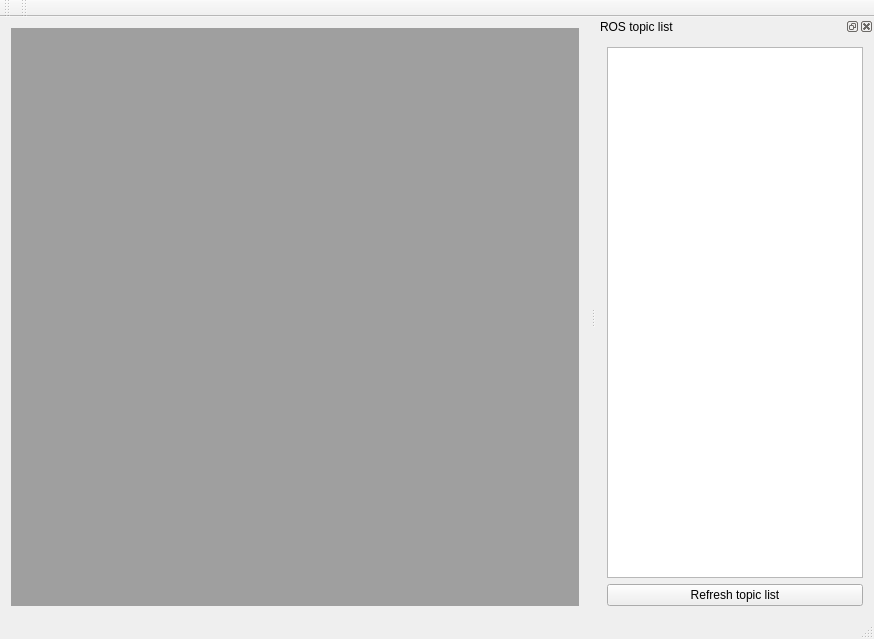
Before: the Qt Designer form ros/robocar-debug/robocar-debug/mainwindow.ui in rAum/auton_net, drawn with Qt 5.
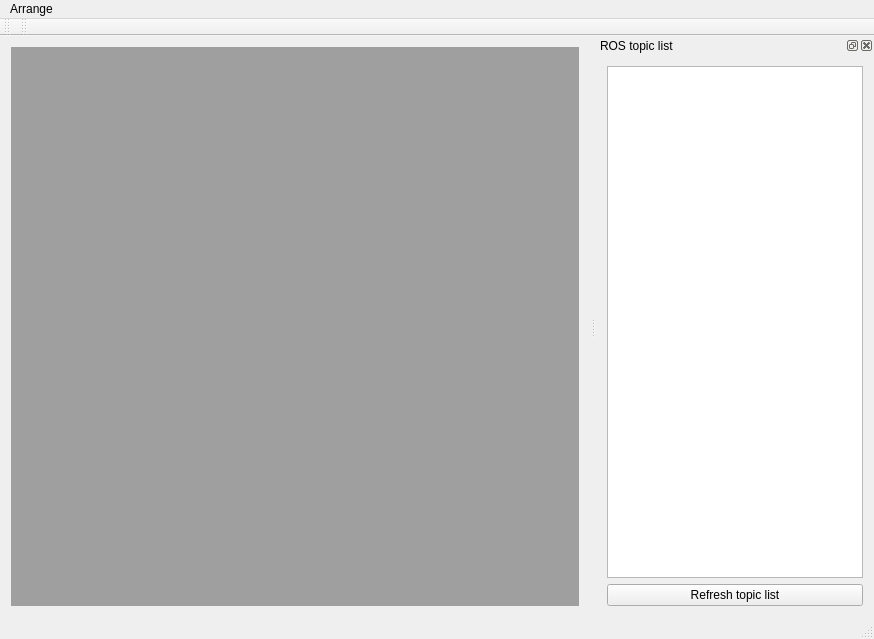
After: the same form once the commit is applied.

Commit message: Auto-arrange windows + removed unnecessary lines from .pro

The edit to the form file:
```diff
--- a/ros/robocar-debug/robocar-debug/mainwindow.ui
+++ b/ros/robocar-debug/robocar-debug/mainwindow.ui
@@ -45,6 +45,15 @@
      <height>25</height>
     </rect>
    </property>
+   <widget class="QMenu" name="menuArrange">
+    <property name="title">
+     <string>Arrange</string>
+    </property>
+    <addaction name="actionArrangeRows"/>
+    <addaction name="actionArrangeColumns"/>
+    <addaction name="actionArrangeGrid"/>
+   </widget>
+   <addaction name="menuArrange"/>
   </widget>
   <widget class="QToolBar" name="mainToolBar">
    <attribute name="toolBarArea">
```
Left out of the diff: 15 changed lines with no effect on the pictures. The commit also changes 3 other files.
